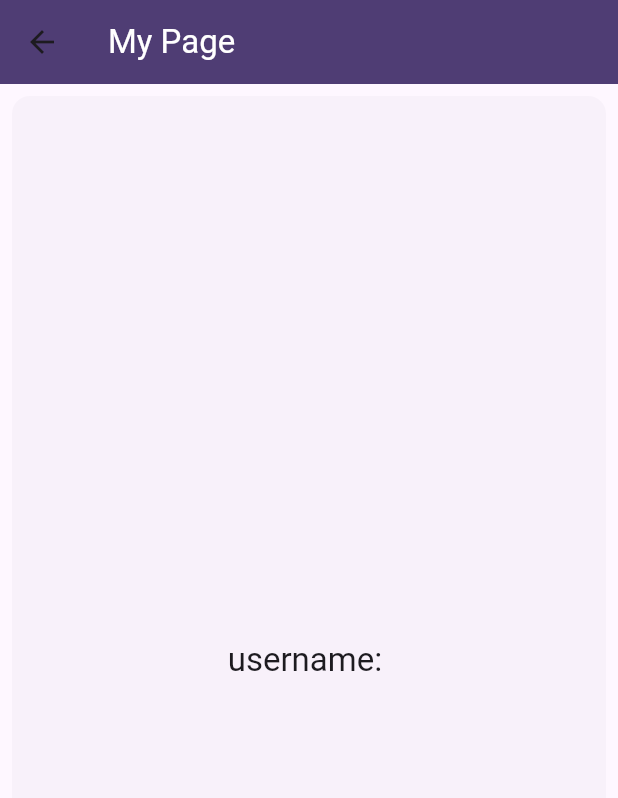
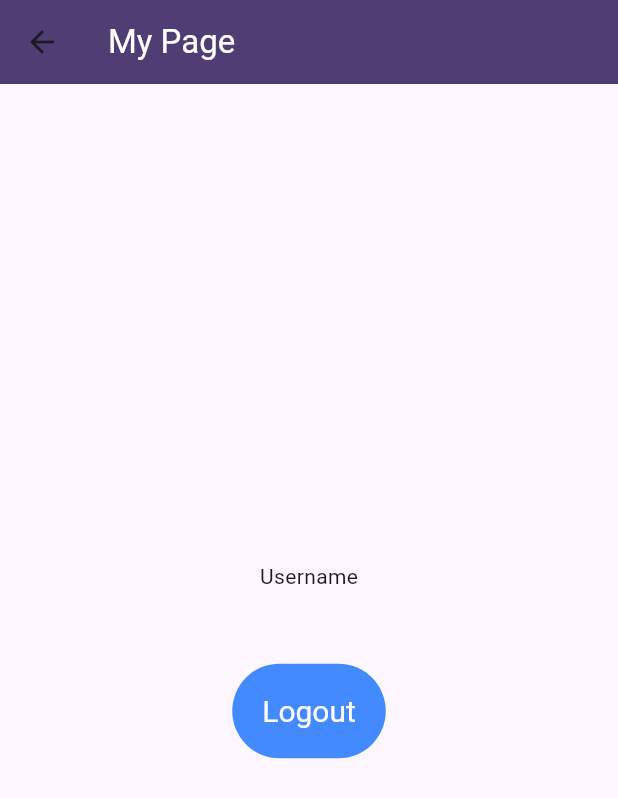
Before and after one commit to dev-sithu/ab_news_app, a Flutter app: the Mypage screen opened directly, on a phone screen of 412 x 824 dp. Shown: the top 798 px of the screen. Run offline on Flutter 3.47's test engine with Material 3 defaults, Android fonts, the light colour scheme and no system bars; our stand-ins replace dio, drift, flutter_secure_storage, get_it, sqlite3_flutter_libs, toastification; missing offline and left inert: password_dart, sqlite3; accounts and stored records are empty; generated files the repository leaves out were written again; network calls fail.

Commit message:
Add user logout in mypage

```diff
--- a/lib/pages/mypage.dart
+++ b/lib/pages/mypage.dart
@@ -1,4 +1,8 @@
+import 'package:ab_news_app/inject_container.dart';
 import 'package:ab_news_app/providers/auth_provider.dart';
+import 'package:ab_news_app/providers/nav_provider.dart';
+import 'package:ab_news_app/services/auth/auth_service.dart';
+import 'package:ab_news_app/utils/toasts.dart';
 import 'package:ab_news_app/widgets/title_bar.dart';
 import 'package:flutter/material.dart';
 import 'package:provider/provider.dart';
@@ -9,20 +13,39 @@ class Mypage extends StatelessWidget {
   @override
   Widget build(BuildContext context) {
     final providerAuth = Provider.of<AuthProvider>(context);
+    final providerNav = Provider.of<NavProvider>(context);
     final username = providerAuth.user.username;
 
     return Scaffold(
       appBar: titleBar(context, 'My Page'),
-      body: Card(
-        shadowColor: Colors.transparent,
-        margin: const EdgeInsets.all(8.0),
-        child: SizedBox.expand(
-          child: Center(
-            child: Text(
-              'username: $username',
+      body: Center(
+        child: Column(
+          mainAxisAlignment: MainAxisAlignment.center,
+          children: [
+            const Text('Username'),
+            Text(
+              username,
               style: Theme.of(context).textTheme.titleLarge,
             ),
-          ),
+            const SizedBox(height: 20.0),
+            TextButton(
+              style: TextButton.styleFrom(
+                foregroundColor: Colors.white,
+                backgroundColor: Colors.blueAccent,
+                padding: const EdgeInsets.all(20.0),
+                textStyle: const TextStyle(fontSize: 20),
+              ),
+              onPressed: () async {
+                await getIt<AuthService>().logout();
+                providerAuth.checkAuthentication();  // notify user have signed out
+                providerNav.loginNav(); // Display the login form
+
+                if (!context.mounted) return;
+                showSnackBar(context, 'Logout successful.');
+              },
+              child: const Text('Logout'),
+            )
+          ],
         ),
       ),
     );
--- a/lib/services/auth/auth_service.dart
+++ b/lib/services/auth/auth_service.dart
@@ -31,6 +31,11 @@ class AuthService {
     return user;
   }
 
+  /// Remove local storage for user session
+  Future<void> logout() async {
+    await storage.remove('auth');
+  }
+
   /// Store user data in secure storage (alike Session)
   Future<void> authenticate(User user) async {
     final data = AuthUser.toJson(user);
```
